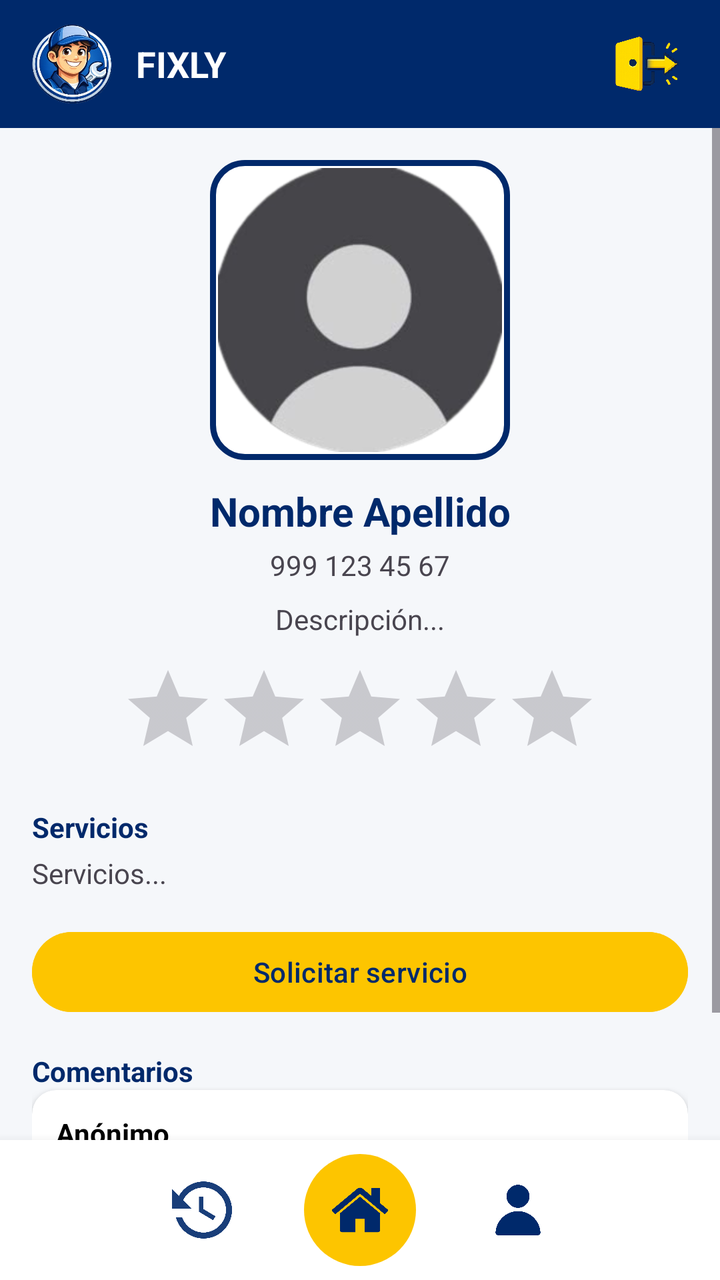
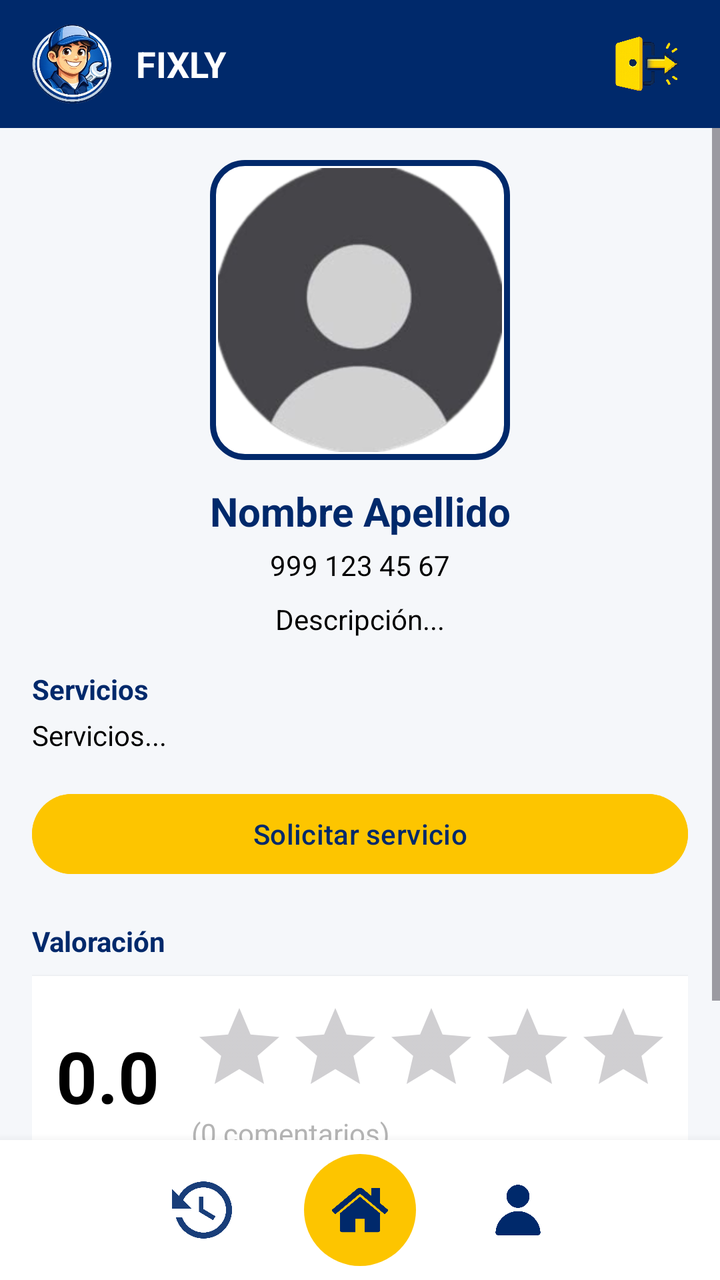

Two renders of the same Android screen: before a commit and after it. Below are the layout's source before the change and the commit's diff.
<!-- AndroidManifest.xml: application theme Theme.Fixly -->
<!-- res/layout/perfil_proveedor.xml -->
<?xml version="1.0" encoding="utf-8"?>
<LinearLayout
    xmlns:android="http://schemas.android.com/apk/res/android"
    android:id="@+id/main"
    android:layout_width="match_parent"
    android:layout_height="match_parent"
    android:orientation="vertical"
    android:background="@color/gris_fondo">

    <include layout="@layout/header"/>

    <ScrollView
        android:layout_width="match_parent"
        android:layout_height="0dp"
        android:layout_weight="1">

        <LinearLayout
            android:id="@+id/contenedor_contenido_perfil"
            android:layout_width="match_parent"
            android:layout_height="wrap_content"
            android:orientation="vertical"
            android:padding="16dp">

            
            <FrameLayout
                android:layout_width="150dp"
                android:layout_height="150dp"
                android:layout_gravity="center"
                android:background="@drawable/fondo_imagen_redondeada"
                android:padding="4dp">

                <ImageView
                    android:id="@+id/imagen_proveedor"
                    android:layout_width="match_parent"
                    android:layout_height="match_parent"
                    android:scaleType="centerCrop"
                    android:background="@drawable/imagen_redondeada"
                    android:clipToOutline="true"
                    android:src="@drawable/ic_usuario_placeholder"/>
            </FrameLayout>

            
            <TextView
                android:id="@+id/texto_nombre_proveedor"
                android:layout_width="match_parent"
                android:layout_height="wrap_content"
                android:text="Nombre Apellido"
                android:textStyle="bold"
                android:textSize="20sp"
                android:textColor="@color/azul_fixly"
                android:gravity="center"
                android:layout_marginTop="12dp"/>

            
            <TextView
                android:id="@+id/texto_telefono_proveedor"
                android:layout_width="match_parent"
                android:layout_height="wrap_content"
                android:text="999 123 45 67"
                android:gravity="center"
                android:layout_marginTop="4dp"/>

            
            <TextView
                android:id="@+id/texto_descripcion_proveedor"
                android:layout_width="match_parent"
                android:layout_height="wrap_content"
                android:text="Descripción..."
                android:gravity="center"
                android:layout_marginTop="8dp"/>

            
            <RatingBar
                android:id="@+id/rating_proveedor"
                android:layout_width="wrap_content"
                android:layout_height="wrap_content"
                android:numStars="5"
                android:stepSize="0.5"
                android:isIndicator="true"
                android:layout_gravity="center"
                android:layout_marginTop="12dp"/>

            
            <TextView
                android:id="@+id/titulo_servicios"
                android:layout_width="wrap_content"
                android:layout_height="wrap_content"
                android:text="Servicios"
                android:textStyle="bold"
                android:textColor="@color/azul_fixly"
                android:layout_marginTop="16dp"/>

            <TextView
                android:id="@+id/texto_servicios_proveedor"
                android:layout_width="match_parent"
                android:layout_height="wrap_content"
                android:text="Servicios..."
                android:layout_marginTop="4dp"/>

            
            <Button
                android:id="@+id/boton_solicitar_servicio"
                android:layout_width="match_parent"
                android:layout_height="wrap_content"
                android:text="Solicitar servicio"
                android:backgroundTint="@color/amarillo_fixly"
                android:textColor="@color/azul_fixly"
                android:layout_marginTop="16dp"/>

            
            <TextView
                android:id="@+id/titulo_comentarios"
                android:layout_width="wrap_content"
                android:layout_height="wrap_content"
                android:text="Comentarios"
                android:textStyle="bold"
                android:textColor="@color/azul_fixly"
                android:layout_marginTop="16dp"/>

            <TextView
                android:id="@+id/texto_sin_comentarios"
                android:layout_width="match_parent"
                android:layout_height="wrap_content"
                android:text="Aún no hay comentarios"
                android:gravity="center"
                android:visibility="gone"
                android:layout_marginTop="8dp"/>

            <include layout="@layout/item_comentario"/>

            <androidx.recyclerview.widget.RecyclerView
                android:id="@+id/lista_comentarios"
                android:layout_width="match_parent"
                android:layout_height="wrap_content"
                android:nestedScrollingEnabled="false"
                android:layout_marginTop="8dp"/>

        </LinearLayout>

    </ScrollView>

    <include layout="@layout/bottom_nav"/>

</LinearLayout>
<!-- res/layout/header.xml (included above) -->
<?xml version="1.0" encoding="utf-8"?>
<LinearLayout xmlns:android="http://schemas.android.com/apk/res/android"
    xmlns:app="http://schemas.android.com/apk/res-auto"
    android:id="@+id/header_container"
    android:layout_width="match_parent"
    android:layout_height="64dp"
    android:background="@color/azul_fixly"
    android:gravity="center_vertical"
    android:paddingHorizontal="16dp"
    android:orientation="horizontal">

    <ImageView
        android:layout_width="40dp"
        android:layout_height="40dp"
        android:scaleType="fitCenter"
        android:src="@drawable/logo" />

    <TextView
        android:layout_width="0dp"
        android:layout_height="wrap_content"
        android:layout_marginStart="12dp"
        android:layout_weight="1"
        android:text="FIXLY"
        android:textColor="@android:color/white"
        android:textSize="18sp"
        android:textStyle="bold" />

    <ImageView
        android:id="@+id/imageView"
        android:layout_width="40dp"
        android:layout_height="40dp"
        app:srcCompat="@drawable/ic_cerrar_sesion" />

</LinearLayout>
<!-- res/layout/item_comentario.xml (included above) -->
<androidx.cardview.widget.CardView
    xmlns:android="http://schemas.android.com/apk/res/android"
    xmlns:card_view="http://schemas.android.com/apk/res-auto"
    android:layout_width="match_parent"
    android:layout_height="wrap_content"
    android:layout_marginBottom="8dp"
    card_view:cardCornerRadius="12dp"
    card_view:cardElevation="4dp"
    card_view:cardBackgroundColor="@color/white">

    <LinearLayout
        android:layout_width="match_parent"
        android:layout_height="wrap_content"
        android:orientation="vertical"
        android:padding="12dp">

        <TextView
            android:id="@+id/texto_nombre_comentario"
            android:layout_width="wrap_content"
            android:layout_height="wrap_content"
            android:text="Anónimo"
            android:textStyle="bold"
            android:textColor="@color/black"/>

        <TextView
            android:id="@+id/texto_contenido_comentario"
            android:layout_width="wrap_content"
            android:layout_height="wrap_content"
            android:text="Excelente servicio"
            android:layout_marginTop="4dp"
            android:textColor="@color/black"/>

    </LinearLayout>

</androidx.cardview.widget.CardView>
<!-- res/layout/bottom_nav.xml (included above) -->
<?xml version="1.0" encoding="utf-8"?>
<LinearLayout xmlns:android="http://schemas.android.com/apk/res/android"
    xmlns:app="http://schemas.android.com/apk/res-auto"
    android:id="@+id/bottom_container"
    android:layout_width="match_parent"
    android:layout_height="70dp"
    android:background="@android:color/white"
    android:elevation="8dp"
    android:gravity="center"
    android:orientation="horizontal">

    <ImageView
        android:id="@+id/historial_barra_navegacion"
        android:layout_width="30dp"
        android:layout_height="30dp"
        android:src="@drawable/icono_solicitudes"
        android:tint="#00296b" />

    <FrameLayout
        android:id="@+id/home_barra_navegacion"
        android:layout_width="56dp"
        android:layout_height="56dp"
        android:layout_marginHorizontal="36dp"
        android:background="@drawable/bg_home">

        <ImageView
            android:layout_width="28dp"
            android:layout_height="28dp"
            android:layout_gravity="center"
            android:src="@drawable/icono_home"
            app:tint="#00296b" />
    </FrameLayout>

    <ImageView
        android:id="@+id/perfil_barra_navegacion"
        android:layout_width="30dp"
        android:layout_height="30dp"
        android:src="@drawable/icono_usuario"
        app:tint="#00296b" />

</LinearLayout>
<!-- resources referenced by this layout -->
<resources>
  <color name="amarillo_fixly">#fdc500</color>
  <color name="azul_fixly">#00296b</color>
  <color name="black">#FF000000</color>
  <color name="gris_fondo">#f5f7fa</color>
  <color name="white">#FFFFFFFF</color>
  <!-- drawable bg_home (drawable) -->
  <?xml version="1.0" encoding="utf-8"?>
  <shape xmlns:android="http://schemas.android.com/apk/res/android"
      android:shape="oval">
      <solid android:color="#fdc500"/>
  </shape>
  <!-- drawable fondo_imagen_redondeada (drawable) -->
  <shape xmlns:android="http://schemas.android.com/apk/res/android">
      <solid android:color="#FFFFFF"/>
  
      <stroke
          android:width="3dp"
          android:color="@color/azul_fixly"/>
  
      <corners android:radius="16dp"/>
  </shape>
  <!-- drawable ic_cerrar_sesion: png bitmap (drawable, 236120 bytes) -->
  <!-- drawable ic_usuario_placeholder: png bitmap (drawable, 23337 bytes) -->
  <!-- drawable icono_home: png bitmap (drawable, 9640 bytes) -->
  <!-- drawable icono_solicitudes: png bitmap (drawable, 14988 bytes) -->
  <!-- drawable icono_usuario: png bitmap (drawable, 6687 bytes) -->
  <!-- drawable imagen_redondeada (drawable) -->
  <shape xmlns:android="http://schemas.android.com/apk/res/android">
      <corners android:radius="12dp"/>
      <solid android:color="#FFFFFF"/>
  </shape>
  <!-- drawable logo: png bitmap (drawable, 142083 bytes) -->
  <style name="Theme.Fixly" parent="Base.Theme.Fixly" />
  <style name="Base.Theme.Fixly" parent="Theme.Material3.DayNight.NoActionBar">
          
          
      </style>
</resources>

<!-- the commit's change to res/layout/perfil_proveedor.xml (unified diff, before → after) -->
@@ -1,6 +1,7 @@
 <?xml version="1.0" encoding="utf-8"?>
 <LinearLayout
     xmlns:android="http://schemas.android.com/apk/res/android"
+    xmlns:app="http://schemas.android.com/apk/res-auto"
     android:id="@+id/main"
     android:layout_width="match_parent"
     android:layout_height="match_parent"
@@ -57,6 +58,7 @@
                 android:layout_width="match_parent"
                 android:layout_height="wrap_content"
                 android:text="999 123 45 67"
+                android:textColor="@color/black"
                 android:gravity="center"
                 android:layout_marginTop="4dp"/>
 
@@ -66,21 +68,11 @@
                 android:layout_width="match_parent"
                 android:layout_height="wrap_content"
                 android:text="Descripción..."
+                android:textColor="@color/black"
                 android:gravity="center"
                 android:layout_marginTop="8dp"/>
 
             
-            <RatingBar
-                android:id="@+id/rating_proveedor"
-                android:layout_width="wrap_content"
-                android:layout_height="wrap_content"
-                android:numStars="5"
-                android:stepSize="0.5"
-                android:isIndicator="true"
-                android:layout_gravity="center"
-                android:layout_marginTop="12dp"/>
-
-            
             <TextView
                 android:id="@+id/titulo_servicios"
                 android:layout_width="wrap_content"
@@ -95,6 +87,7 @@
                 android:layout_width="match_parent"
                 android:layout_height="wrap_content"
                 android:text="Servicios..."
+                android:textColor="@color/black"
                 android:layout_marginTop="4dp"/>
 
             
@@ -107,33 +100,80 @@
                 android:textColor="@color/azul_fixly"
                 android:layout_marginTop="16dp"/>
 
-            
-            <TextView
-                android:id="@+id/titulo_comentarios"
+
+            <TextView
                 android:layout_width="wrap_content"
                 android:layout_height="wrap_content"
+                android:text="Valoración"
+                android:textStyle="bold"
+                android:textColor="@color/azul_fixly"
+                android:layout_marginTop="20dp"/>
+
+            <LinearLayout
+                android:layout_width="match_parent"
+                android:layout_height="wrap_content"
+                android:orientation="horizontal"
+                android:gravity="center_vertical"
+                android:layout_marginTop="8dp"
+                android:padding="12dp"
+                android:background="@android:color/white"
+                android:elevation="2dp">
+
+                <TextView
+                    android:id="@+id/texto_promedio_estrellas"
+                    android:layout_width="wrap_content"
+                    android:layout_height="wrap_content"
+                    android:text="0.0"
+                    android:textSize="36sp"
+                    android:textStyle="bold"
+                    android:textColor="@color/black"/>
+
+                <LinearLayout
+                    android:layout_width="wrap_content"
+                    android:layout_height="wrap_content"
+                    android:orientation="vertical"
+                    android:layout_marginStart="16dp">
+
+                    <RatingBar
+                        android:id="@+id/rating_bar"
+                        style="?android:attr/ratingBarStyle"
+                        android:layout_width="wrap_content"
+                        android:layout_height="wrap_content"
+                        android:numStars="5"
+                        android:rating="0"
+                        android:stepSize="0.1"
+                        android:isIndicator="true"
+                        android:progressTint="@color/amarillo_fixly"
+                        android:secondaryProgressTint="@android:color/transparent"
+                        android:backgroundTint="@android:color/transparent" />
+
+                    <TextView
+                        android:id="@+id/texto_total_comentarios"
+                        android:layout_width="wrap_content"
+                        android:layout_height="wrap_content"
+                        android:text="(0 comentarios)"
+                        android:textSize="14sp"
+                        android:textColor="@color/gris_texto"/>
+                </LinearLayout>
+
+            </LinearLayout>
+
+
+
+            <TextView
+                android:layout_width="wrap_content"
+                android:layout_height="wrap_content"
                 android:text="Comentarios"
                 android:textStyle="bold"
                 android:textColor="@color/azul_fixly"
-                android:layout_marginTop="16dp"/>
-
-            <TextView
-                android:id="@+id/texto_sin_comentarios"
-                android:layout_width="match_parent"
-                android:layout_height="wrap_content"
-                android:text="Aún no hay comentarios"
-                android:gravity="center"
-                android:visibility="gone"
-                android:layout_marginTop="8dp"/>
-
-            <include layout="@layout/item_comentario"/>
+                android:layout_marginTop="20dp"
+                android:layout_marginBottom="8dp"/>
 
             <androidx.recyclerview.widget.RecyclerView
-                android:id="@+id/lista_comentarios"
-                android:layout_width="match_parent"
-                android:layout_height="wrap_content"
-                android:nestedScrollingEnabled="false"
-                android:layout_marginTop="8dp"/>
+                android:id="@+id/recycler_comentarios"
+                android:layout_width="match_parent"
+                android:layout_height="wrap_content"
+                android:nestedScrollingEnabled="false"/>
 
         </LinearLayout>
 
@@ -177,42 +217,6 @@
         app:srcCompat="@drawable/ic_cerrar_sesion" />
 
 </LinearLayout>
-<!-- res/layout/item_comentario.xml (included above) -->
-<androidx.cardview.widget.CardView
-    xmlns:android="http://schemas.android.com/apk/res/android"
-    xmlns:card_view="http://schemas.android.com/apk/res-auto"
-    android:layout_width="match_parent"
-    android:layout_height="wrap_content"
-    android:layout_marginBottom="8dp"
-    card_view:cardCornerRadius="12dp"
-    card_view:cardElevation="4dp"
-    card_view:cardBackgroundColor="@color/white">
-
-    <LinearLayout
-        android:layout_width="match_parent"
-        android:layout_height="wrap_content"
-        android:orientation="vertical"
-        android:padding="12dp">
-
-        <TextView
-            android:id="@+id/texto_nombre_comentario"
-            android:layout_width="wrap_content"
-            android:layout_height="wrap_content"
-            android:text="Anónimo"
-            android:textStyle="bold"
-            android:textColor="@color/black"/>
-
-        <TextView
-            android:id="@+id/texto_contenido_comentario"
-            android:layout_width="wrap_content"
-            android:layout_height="wrap_content"
-            android:text="Excelente servicio"
-            android:layout_marginTop="4dp"
-            android:textColor="@color/black"/>
-
-    </LinearLayout>
-
-</androidx.cardview.widget.CardView>
 <!-- res/layout/bottom_nav.xml (included above) -->
 <?xml version="1.0" encoding="utf-8"?>
 <LinearLayout xmlns:android="http://schemas.android.com/apk/res/android"
<!-- resource entries referenced after the edit -->
@@ -4,7 +4,7 @@
   <color name="azul_fixly">#00296b</color>
   <color name="black">#FF000000</color>
   <color name="gris_fondo">#f5f7fa</color>
-  <color name="white">#FFFFFFFF</color>
+  <color name="gris_texto">#b4b4b4</color>
   <!-- drawable bg_home (drawable) -->
   <?xml version="1.0" encoding="utf-8"?>
   <shape xmlns:android="http://schemas.android.com/apk/res/android"
